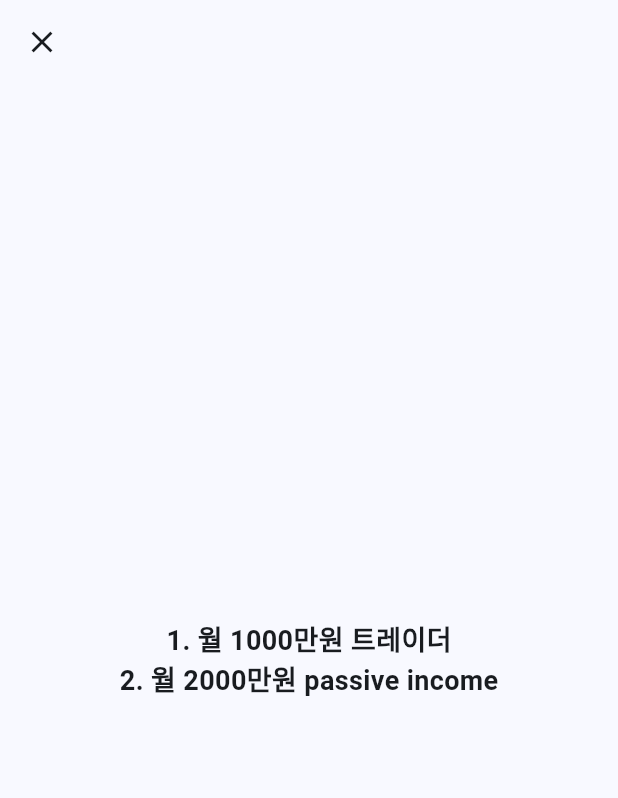
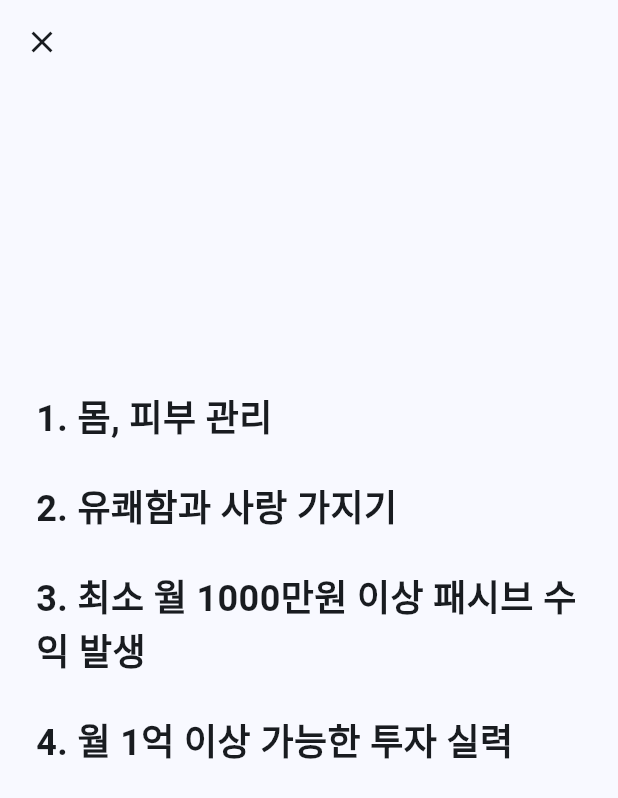
Before and after one commit to dongqui/mindware, a Flutter app: the GoalFragment screen opened directly, on a phone screen of 412 x 824 dp. Shown: the top 798 px of the screen. Run offline on Flutter 3.47's test engine with Material 3 defaults, Android fonts, the phone set to English and light mode, and no system bars; our stand-ins replace flutter_local_notifications, get_it, isar, timezone; accounts and stored records are empty; generated files the repository leaves out were written again.

Commit message:
feat: goals

```diff
--- a/lib/features/todo/presentation/pages/counter_fragment.dart
+++ b/lib/features/todo/presentation/pages/counter_fragment.dart
@@ -39,7 +39,7 @@ class _CounterFragmentState extends State<CounterFragment> {
                 mainAxisAlignment: MainAxisAlignment.center,
                 children: [
                   Text(
-                    "나는 30대에 100억대 부자가 된다.",
+                    "나는 매력 넘치고 자유로운 30대 100억 자산가다.",
                     style: const TextStyle(
                       fontSize: 18,
                       fontWeight: FontWeight.bold,
--- a/lib/features/todo/presentation/pages/goal_fragment.dart
+++ b/lib/features/todo/presentation/pages/goal_fragment.dart
@@ -13,24 +13,49 @@ class GoalFragment extends StatelessWidget {
         ),
       ),
       body: SizedBox.expand(
+        child: Padding(
+          padding: const EdgeInsets.all(24),
           child: Column(
-          mainAxisAlignment: MainAxisAlignment.center,
+            crossAxisAlignment: CrossAxisAlignment.stretch,
             children: [
+              const SizedBox(height: 180),
               Text(
-              "1. 월 1000만원 트레이더",
+                "1. 몸, 피부 관리",
                 style: const TextStyle(
-                fontSize: 18,
+                  fontSize: 24,
                   fontWeight: FontWeight.bold,
                 ),
+                textAlign: TextAlign.left,
               ),
+              const SizedBox(height: 24),
               Text(
-              "2. 월 2000만원 passive income",
+                "2. 유쾌함과 사랑 가지기",
                 style: const TextStyle(
-                fontSize: 18,
+                  fontSize: 24,
                   fontWeight: FontWeight.bold,
                 ),
+                textAlign: TextAlign.left,
+              ),
+              const SizedBox(height: 24),
+              Text(
+                "3. 최소 월 1000만원 이상 패시브 수익 발생",
+                style: const TextStyle(
+                  fontSize: 24,
+                  fontWeight: FontWeight.bold,
+                ),
+                textAlign: TextAlign.left,
+              ),
+              const SizedBox(height: 24),
+              Text(
+                "4. 월 1억 이상 가능한 투자 실력",
+                style: const TextStyle(
+                  fontSize: 24,
+                  fontWeight: FontWeight.bold,
+                ),
+                textAlign: TextAlign.left,
               ),
             ],
+          ),
         ),
       ),
     );
```
Lines whose indentation alone changed are shown as unchanged.
